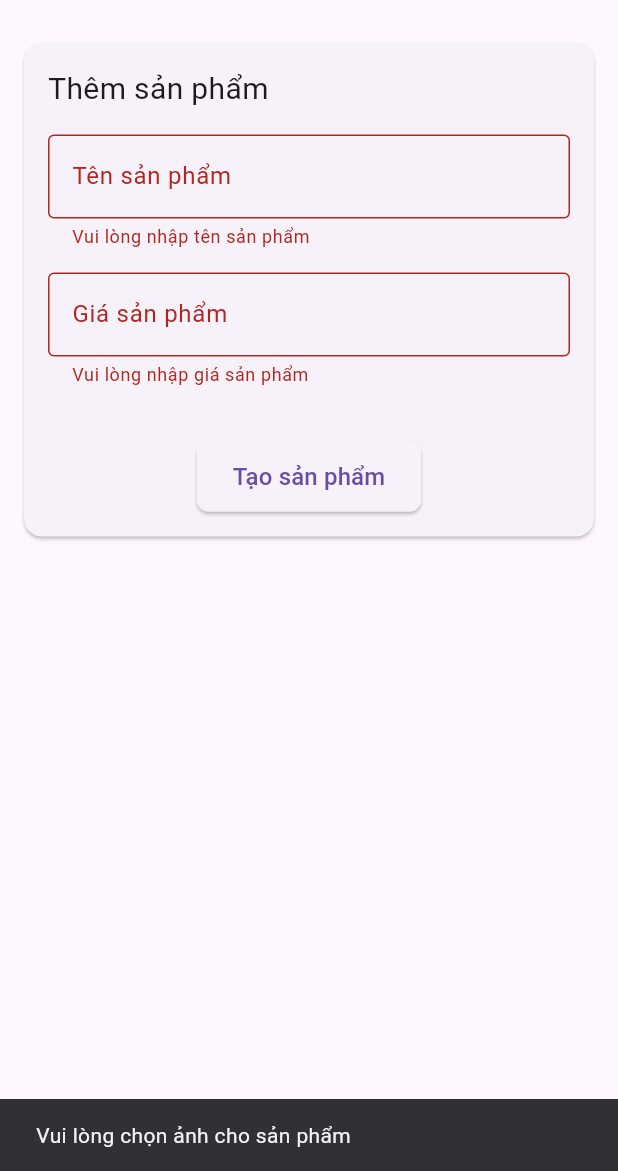
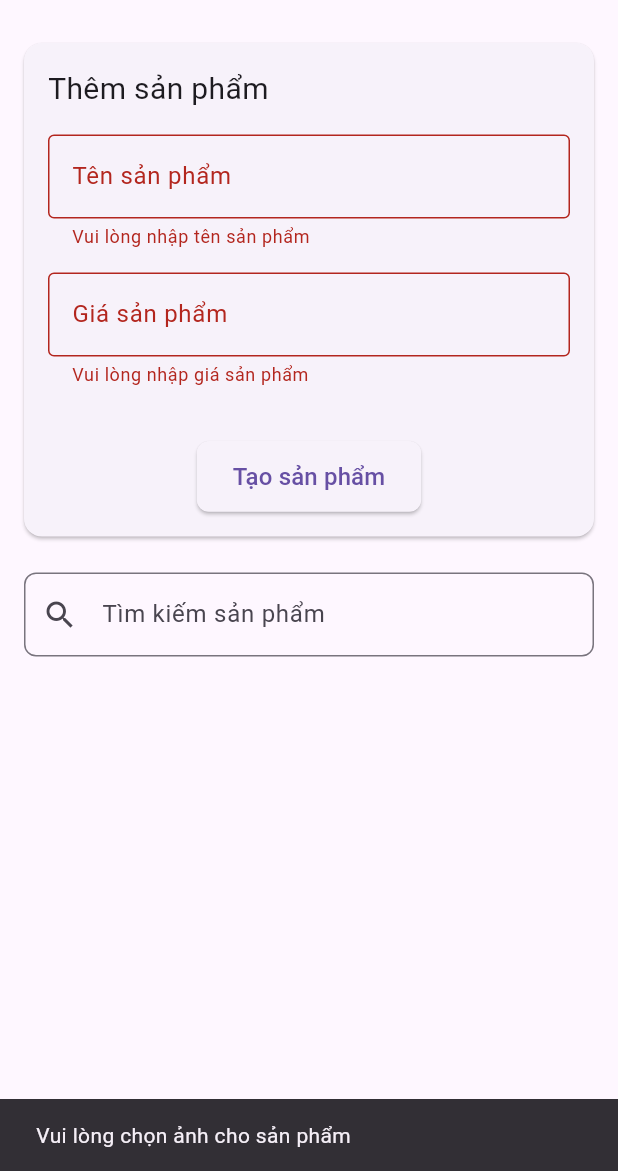
Before and after one commit to Ngoc-HM/teko_hiring_app, a Flutter app: the screen it shows after launch, after a tap on "Tạo sản phẩm", on a phone screen of 412 x 824 dp, the part 65-1236 px from its top. Run offline on Flutter 3.47's test engine with Material 3 defaults, Android fonts, the light colour scheme and no system bars; network calls fail.

Commit message:
update chức năng tìm kiếm (refs: #2)

```diff
--- a/lib/widgets/product_grid.dart
+++ b/lib/widgets/product_grid.dart
@@ -12,9 +12,33 @@ class ProductGrid extends StatefulWidget {
 }
 
 class _ProductGridState extends State<ProductGrid> {
+  TextEditingController _searchController = TextEditingController();
+  List<Product> _filteredProducts = [];
+  String _searchQuery = '';
+
   @override
   void initState() {
     super.initState();
+    _filteredProducts = widget.products;
+
+    _searchController.addListener(() {
+      setState(() {
+        _searchQuery = _searchController.text;
+        _filterProducts();
+      });
+    });
+    _filterProducts();
+  }
+
+  void _filterProducts() {
+    if (_searchQuery.isEmpty) {
+      _filteredProducts = widget.products;
+    } else {
+      _filteredProducts = widget.products
+          .where((product) =>
+              product.name.toLowerCase().contains(_searchQuery.toLowerCase()))
+          .toList();
+    }
   }
 
   String formatCurrency(double amount) {
@@ -26,11 +50,25 @@ class _ProductGridState extends State<ProductGrid> {
   Widget build(BuildContext context) {
     return Column(
       children: [
+        // Thanh tìm kiếm
+        Padding(
+          padding: const EdgeInsets.symmetric(horizontal: 16, vertical: 8),
+          child: TextField(
+            controller: _searchController,
+            decoration: InputDecoration(
+              hintText: 'Tìm kiếm sản phẩm',
+              prefixIcon: Icon(Icons.search),
+              border: OutlineInputBorder(
+                borderRadius: BorderRadius.circular(8),
+              ),
+            ),
+          ),
+        ),
         // Lưới sản phẩm
         Expanded(
           child: GridView.builder(
             padding: const EdgeInsets.all(16),
-            itemCount: widget.products.length,
+            itemCount: _filteredProducts.length,
             gridDelegate: SliverGridDelegateWithFixedCrossAxisCount(
               crossAxisCount: 2,
               childAspectRatio: 3 / 4,
@@ -51,7 +89,7 @@ class _ProductGridState extends State<ProductGrid> {
                       borderRadius:
                           BorderRadius.vertical(top: Radius.circular(8)),
                       child: Image.network(
-                        widget.products[i].imageUrl,
+                        _filteredProducts[i].imageUrl,
                         fit: BoxFit.cover,
                         width: double.infinity,
                       ),
@@ -64,7 +102,7 @@ class _ProductGridState extends State<ProductGrid> {
                       crossAxisAlignment: CrossAxisAlignment.start,
                       children: [
                         Text(
-                          widget.products[i].name,
+                          _filteredProducts[i].name,
                           style: TextStyle(
                             fontSize: 16,
                             fontWeight: FontWeight.bold,
@@ -72,7 +110,7 @@ class _ProductGridState extends State<ProductGrid> {
                         ),
                         SizedBox(height: 4),
                         Text(
-                          '${formatCurrency(widget.products[i].price)} đ',
+                          '${formatCurrency(_filteredProducts[i].price)} đ',
                           style: TextStyle(
                             fontSize: 14,
                             color: Colors.grey[600],
```
